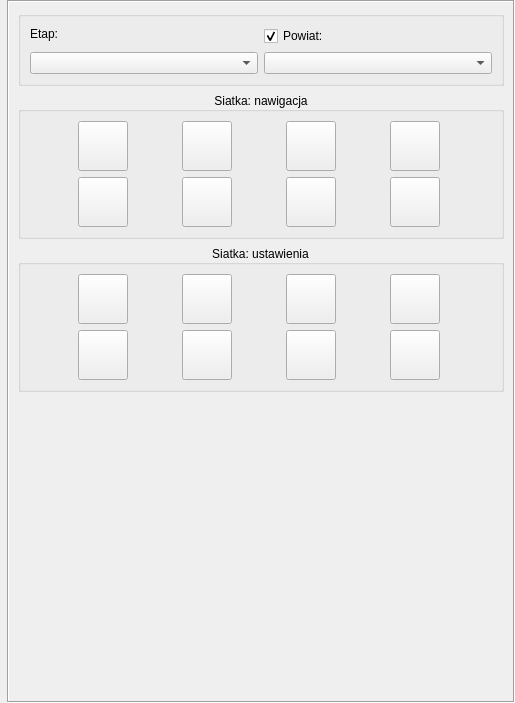
This is moek_editor_dockwidget_base.ui in dszrek/moek_editor as Qt 5 draws it before an edit. The edited form follows.
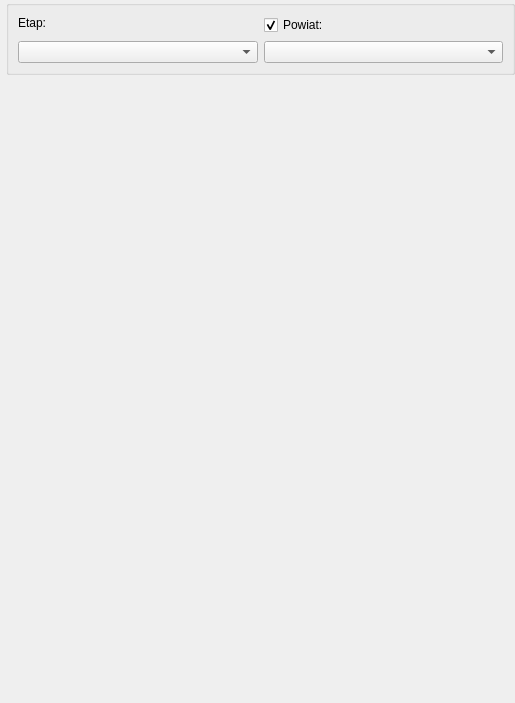
This is the edited form.

Commit message: Zmodyfikowano .ui pod nowy system paneli

The edit to the form file:
```diff
--- a/moek_editor_dockwidget_base.ui
+++ b/moek_editor_dockwidget_base.ui
@@ -38,8 +38,11 @@
     <bool>true</bool>
    </property>
    <layout class="QVBoxLayout" name="verticalLayout_2">
+    <property name="spacing">
+     <number>0</number>
+    </property>
     <property name="leftMargin">
-     <number>7</number>
+     <number>0</number>
     </property>
     <property name="topMargin">
      <number>0</number>
@@ -62,10 +65,10 @@
        <string notr="true"/>
       </property>
       <property name="frameShape">
-       <enum>QFrame::Box</enum>
+       <enum>QFrame::NoFrame</enum>
       </property>
       <property name="frameShadow">
-       <enum>QFrame::Sunken</enum>
+       <enum>QFrame::Plain</enum>
       </property>
       <property name="verticalScrollBarPolicy">
        <enum>Qt::ScrollBarAsNeeded</enum>
@@ -87,11 +90,26 @@
         <rect>
          <x>0</x>
          <y>0</y>
-         <width>504</width>
-         <height>677</height>
+         <width>515</width>
+         <height>679</height>
         </rect>
        </property>
        <layout class="QVBoxLayout" name="verticalLayout">
+        <property name="spacing">
+         <number>0</number>
+        </property>
+        <property name="leftMargin">
+         <number>6</number>
+        </property>
+        <property name="topMargin">
+         <number>0</number>
+        </property>
+        <property name="rightMargin">
+         <number>0</number>
+        </property>
+        <property name="bottomMargin">
+         <number>0</number>
+        </property>
         <item>
          <widget class="QGroupBox" name="tpBox">
           <property name="title">
@@ -171,645 +189,23 @@
           </layout>
          </widget>
         </item>
-        <item>
-         <widget class="QGroupBox" name="gb_vn">
-          <property name="enabled">
-           <bool>true</bool>
-          </property>
-          <property name="autoFillBackground">
-           <bool>true</bool>
-          </property>
-          <property name="title">
-           <string>Siatka: nawigacja</string>
-          </property>
-          <property name="alignment">
-           <set>Qt::AlignCenter</set>
-          </property>
-          <property name="flat">
-           <bool>false</bool>
-          </property>
-          <property name="checkable">
-           <bool>false</bool>
-          </property>
-          <layout class="QGridLayout" name="gridLayout">
-           <item row="0" column="1">
-            <widget class="QPushButton" name="btn_vn_zoom">
-             <property name="sizePolicy">
-              <sizepolicy hsizetype="Fixed" vsizetype="Fixed">
-               <horstretch>0</horstretch>
-               <verstretch>0</verstretch>
-              </sizepolicy>
-             </property>
-             <property name="minimumSize">
-              <size>
-               <width>50</width>
-               <height>50</height>
-              </size>
-             </property>
-             <property name="focusPolicy">
-              <enum>Qt::NoFocus</enum>
-             </property>
-             <property name="toolTip">
-              <string>wybierz pole</string>
-             </property>
-             <property name="text">
-              <string/>
-             </property>
-             <property name="iconSize">
-              <size>
-               <width>40</width>
-               <height>40</height>
-              </size>
-             </property>
-             <property name="checkable">
-              <bool>false</bool>
-             </property>
-             <property name="flat">
-              <bool>false</bool>
-             </property>
-            </widget>
-           </item>
-           <item row="0" column="2">
-            <widget class="QPushButton" name="btn_vn_done">
-             <property name="sizePolicy">
-              <sizepolicy hsizetype="Fixed" vsizetype="Fixed">
-               <horstretch>0</horstretch>
-               <verstretch>0</verstretch>
-              </sizepolicy>
-             </property>
-             <property name="minimumSize">
-              <size>
-               <width>50</width>
-               <height>50</height>
-              </size>
-             </property>
-             <property name="focusPolicy">
-              <enum>Qt::NoFocus</enum>
-             </property>
-             <property name="toolTip">
-              <string>wybierz pole</string>
-             </property>
-             <property name="text">
-              <string/>
-             </property>
-             <property name="iconSize">
-              <size>
-               <width>40</width>
-               <height>40</height>
-              </size>
-             </property>
-             <property name="checkable">
-              <bool>false</bool>
-             </property>
-             <property name="flat">
-              <bool>false</bool>
-             </property>
-            </widget>
-           </item>
-           <item row="0" column="3">
-            <widget class="QPushButton" name="btn_vn_doneF">
-             <property name="sizePolicy">
-              <sizepolicy hsizetype="Fixed" vsizetype="Fixed">
-               <horstretch>0</horstretch>
-               <verstretch>0</verstretch>
-              </sizepolicy>
-             </property>
-             <property name="minimumSize">
-              <size>
-               <width>50</width>
-               <height>50</height>
-              </size>
-             </property>
-             <property name="focusPolicy">
-              <enum>Qt::NoFocus</enum>
-             </property>
-             <property name="toolTip">
-              <string>wybierz pole</string>
-             </property>
-             <property name="text">
-              <string/>
-             </property>
-             <property name="iconSize">
-              <size>
-               <width>40</width>
-               <height>40</height>
-              </size>
-             </property>
-             <property name="checkable">
-              <bool>false</bool>
-             </property>
-             <property name="flat">
-              <bool>false</bool>
-             </property>
-            </widget>
-           </item>
-           <item row="1" column="0">
-            <widget class="QPushButton" name="btn_q2ge">
-             <property name="sizePolicy">
-              <sizepolicy hsizetype="Fixed" vsizetype="Fixed">
-               <horstretch>0</horstretch>
-               <verstretch>0</verstretch>
-              </sizepolicy>
-             </property>
-             <property name="minimumSize">
-              <size>
-               <width>50</width>
-               <height>50</height>
-              </size>
-             </property>
-             <property name="focusPolicy">
-              <enum>Qt::NoFocus</enum>
-             </property>
-             <property name="toolTip">
-              <string>wybierz pole</string>
-             </property>
-             <property name="text">
-              <string/>
-             </property>
-             <property name="iconSize">
-              <size>
-               <width>40</width>
-               <height>40</height>
-              </size>
-             </property>
-             <property name="checkable">
-              <bool>false</bool>
-             </property>
-             <property name="flat">
-              <bool>false</bool>
-             </property>
-            </widget>
-           </item>
-           <item row="1" column="1">
-            <widget class="QPushButton" name="btn_ge2q">
-             <property name="sizePolicy">
-              <sizepolicy hsizetype="Fixed" vsizetype="Fixed">
-               <horstretch>0</horstretch>
-               <verstretch>0</verstretch>
-              </sizepolicy>
-             </property>
-             <property name="minimumSize">
-              <size>
-               <width>50</width>
-               <height>50</height>
-              </size>
-             </property>
-             <property name="focusPolicy">
-              <enum>Qt::NoFocus</enum>
-             </property>
-             <property name="toolTip">
-              <string>wybierz pole</string>
-             </property>
-             <property name="text">
-              <string/>
-             </property>
-             <property name="iconSize">
-              <size>
-               <width>40</width>
-               <height>40</height>
-              </size>
-             </property>
-             <property name="checkable">
-              <bool>false</bool>
-             </property>
-            </widget>
-           </item>
-           <item row="1" column="2">
-            <widget class="QPushButton" name="btn_prev">
-             <property name="sizePolicy">
-              <sizepolicy hsizetype="Fixed" vsizetype="Fixed">
-               <horstretch>0</horstretch>
-               <verstretch>0</verstretch>
-              </sizepolicy>
-             </property>
-             <property name="minimumSize">
-              <size>
-               <width>50</width>
-               <height>50</height>
-              </size>
-             </property>
-             <property name="focusPolicy">
-              <enum>Qt::NoFocus</enum>
-             </property>
-             <property name="toolTip">
-              <string>wybierz pole</string>
-             </property>
-             <property name="text">
-              <string/>
-             </property>
-             <property name="iconSize">
-              <size>
-               <width>40</width>
-               <height>40</height>
-              </size>
-             </property>
-             <property name="checkable">
-              <bool>false</bool>
-             </property>
-            </widget>
-           </item>
-           <item row="1" column="3">
-            <widget class="QPushButton" name="btn_next">
-             <property name="sizePolicy">
-              <sizepolicy hsizetype="Fixed" vsizetype="Fixed">
-               <horstretch>0</horstretch>
-               <verstretch>0</verstretch>
-              </sizepolicy>
-             </property>
-             <property name="minimumSize">
-              <size>
-               <width>50</width>
-               <height>50</height>
-              </size>
-             </property>
-             <property name="focusPolicy">
-              <enum>Qt::NoFocus</enum>
-             </property>
-             <property name="toolTip">
-              <string>wybierz pole</string>
-             </property>
-             <property name="text">
-              <string/>
-             </property>
-             <property name="iconSize">
-              <size>
-               <width>40</width>
-               <height>40</height>
-              </size>
-             </property>
-             <property name="checkable">
-              <bool>false</bool>
-             </property>
-            </widget>
-           </item>
-           <item row="0" column="0">
-            <widget class="QToolButton" name="btn_vn_sel">
-             <property name="sizePolicy">
-              <sizepolicy hsizetype="Fixed" vsizetype="Fixed">
-               <horstretch>0</horstretch>
-               <verstretch>0</verstretch>
-              </sizepolicy>
-             </property>
-             <property name="minimumSize">
-              <size>
-               <width>50</width>
-               <height>50</height>
-              </size>
-             </property>
-             <property name="focusPolicy">
-              <enum>Qt::NoFocus</enum>
-             </property>
-             <property name="toolTip">
-              <string/>
-             </property>
-             <property name="text">
-              <string/>
-             </property>
-             <property name="iconSize">
-              <size>
-               <width>40</width>
-               <height>40</height>
-              </size>
-             </property>
-             <property name="checkable">
-              <bool>true</bool>
-             </property>
-             <property name="toolButtonStyle">
-              <enum>Qt::ToolButtonIconOnly</enum>
-             </property>
-             <property name="autoRaise">
-              <bool>false</bool>
-             </property>
-            </widget>
-           </item>
-          </layout>
-         </widget>
-        </item>
-        <item>
-         <widget class="QGroupBox" name="gb_vn_2">
-          <property name="autoFillBackground">
-           <bool>true</bool>
-          </property>
-          <property name="title">
-           <string>Siatka: ustawienia</string>
-          </property>
-          <property name="alignment">
-           <set>Qt::AlignCenter</set>
-          </property>
-          <property name="flat">
-           <bool>false</bool>
-          </property>
-          <layout class="QGridLayout" name="gridLayout_2">
-           <item row="0" column="0">
-            <widget class="QPushButton" name="btn_vn_setup">
-             <property name="sizePolicy">
-              <sizepolicy hsizetype="Fixed" vsizetype="Fixed">
-               <horstretch>0</horstretch>
-               <verstretch>0</verstretch>
-              </sizepolicy>
-             </property>
-             <property name="minimumSize">
-              <size>
-               <width>50</width>
-               <height>50</height>
-              </size>
-             </property>
-             <property name="focusPolicy">
-              <enum>Qt::NoFocus</enum>
-             </property>
-             <property name="toolTip">
-              <string/>
-             </property>
-             <property name="text">
-              <string/>
-             </property>
-             <property name="iconSize">
-              <size>
-               <width>40</width>
-               <height>40</height>
-              </size>
-             </property>
-             <property name="checkable">
-              <bool>true</bool>
-             </property>
-             <property name="flat">
-              <bool>false</bool>
-             </property>
-            </widget>
-           </item>
-           <item row="0" column="1">
-            <widget class="QPushButton" name="btn_vn_pow_sel">
-             <property name="sizePolicy">
-              <sizepolicy hsizetype="Fixed" vsizetype="Fixed">
-               <horstretch>0</horstretch>
-               <verstretch>0</verstretch>
-              </sizepolicy>
-             </property>
-             <property name="minimumSize">
-              <size>
-               <width>50</width>
-               <height>50</height>
-              </size>
-             </property>
-             <property name="focusPolicy">
-              <enum>Qt::NoFocus</enum>
-             </property>
-             <property name="toolTip">
-              <string>wybierz pole</string>
-             </property>
-             <property name="text">
-              <string/>
-             </property>
-             <property name="iconSize">
-              <size>
-               <width>40</width>
-               <height>40</height>
-              </size>
-             </property>
-             <property name="checkable">
-              <bool>true</bool>
-             </property>
-             <property name="flat">
-              <bool>false</bool>
-             </property>
-            </widget>
-           </item>
-           <item row="0" column="2">
-            <widget class="QPushButton" name="btn_vn_polysel">
-             <property name="sizePolicy">
-              <sizepolicy hsizetype="Fixed" vsizetype="Fixed">
-               <horstretch>0</horstretch>
-               <verstretch>0</verstretch>
-              </sizepolicy>
-             </property>
-             <property name="minimumSize">
-              <size>
-               <width>50</width>
-               <height>50</height>
-              </size>
-             </property>
-             <property name="focusPolicy">
-              <enum>Qt::NoFocus</enum>
-             </property>
-             <property name="toolTip">
-              <string>wybierz pole</string>
-             </property>
-             <property name="text">
-              <string/>
-             </property>
-             <property name="iconSize">
-              <size>
-               <width>40</width>
-               <height>40</height>
-              </size>
-             </property>
-             <property name="checkable">
-              <bool>false</bool>
-             </property>
-             <property name="flat">
-              <bool>false</bool>
-             </property>
-            </widget>
-           </item>
-           <item row="0" column="3">
-            <widget class="QPushButton" name="btn_vn_unsel">
-             <property name="sizePolicy">
-              <sizepolicy hsizetype="Fixed" vsizetype="Fixed">
-               <horstretch>0</horstretch>
-               <verstretch>0</verstretch>
-              </sizepolicy>
-             </property>
-             <property name="minimumSize">
-              <size>
-               <width>50</width>
-               <height>50</height>
-              </size>
-             </property>
-             <property name="focusPolicy">
-              <enum>Qt::NoFocus</enum>
-             </property>
-             <property name="toolTip">
-              <string>wybierz pole</string>
-             </property>
-             <property name="text">
-              <string/>
-             </property>
-             <property name="iconSize">
-              <size>
-               <width>40</width>
-               <height>40</height>
-              </size>
-             </property>
-             <property name="checkable">
-              <bool>false</bool>
-             </property>
-             <property name="flat">
-              <bool>false</bool>
-             </property>
-            </widget>
-           </item>
-           <item row="1" column="0">
-            <widget class="QPushButton" name="btn_vn_add">
-             <property name="sizePolicy">
-              <sizepolicy hsizetype="Fixed" vsizetype="Fixed">
-               <horstretch>0</horstretch>
-               <verstretch>0</verstretch>
-              </sizepolicy>
-             </property>
-             <property name="minimumSize">
-              <size>
-               <width>50</width>
-               <height>50</height>
-              </size>
-             </property>
-             <property name="focusPolicy">
-              <enum>Qt::NoFocus</enum>
-             </property>
-             <property name="toolTip">
-              <string>wybierz pole</string>
-             </property>
-             <property name="text">
-              <string/>
-             </property>
-             <property name="iconSize">
-              <size>
-               <width>40</width>
-               <height>40</height>
-              </size>
-             </property>
-             <property name="checkable">
-              <bool>false</bool>
-             </property>
-             <property name="flat">
-              <bool>false</bool>
-             </property>
-            </widget>
-           </item>
-           <item row="1" column="1">
-            <widget class="QPushButton" name="btn_vn_sub">
-             <property name="sizePolicy">
-              <sizepolicy hsizetype="Fixed" vsizetype="Fixed">
-               <horstretch>0</horstretch>
-               <verstretch>0</verstretch>
-              </sizepolicy>
-             </property>
-             <property name="minimumSize">
-              <size>
-               <width>50</width>
-               <height>50</height>
-              </size>
-             </property>
-             <property name="focusPolicy">
-              <enum>Qt::NoFocus</enum>
-             </property>
-             <property name="toolTip">
-              <string>wybierz pole</string>
-             </property>
-             <property name="text">
-              <string/>
-             </property>
-             <property name="iconSize">
-              <size>
-               <width>40</width>
-               <height>40</height>
-              </size>
-             </property>
-             <property name="checkable">
-              <bool>false</bool>
-             </property>
-             <property name="flat">
-              <bool>false</bool>
-             </property>
-            </widget>
-           </item>
-           <item row="1" column="2">
-            <widget class="QPushButton" name="btn_prev_2">
-             <property name="sizePolicy">
-              <sizepolicy hsizetype="Fixed" vsizetype="Fixed">
-               <horstretch>0</horstretch>
-               <verstretch>0</verstretch>
-              </sizepolicy>
-             </property>
-             <property name="minimumSize">
-              <size>
-               <width>50</width>
-               <height>50</height>
-              </size>
-             </property>
-             <property name="focusPolicy">
-              <enum>Qt::NoFocus</enum>
-             </property>
-             <property name="toolTip">
-              <string>wybierz pole</string>
-             </property>
-             <property name="text">
-              <string/>
-             </property>
-             <property name="iconSize">
-              <size>
-               <width>40</width>
-               <height>40</height>
-              </size>
-             </property>
-             <property name="checkable">
-              <bool>false</bool>
-             </property>
-            </widget>
-           </item>
-           <item row="1" column="3">
-            <widget class="QPushButton" name="btn_next_2">
-             <property name="sizePolicy">
-              <sizepolicy hsizetype="Fixed" vsizetype="Fixed">
-               <horstretch>0</horstretch>
-               <verstretch>0</verstretch>
-              </sizepolicy>
-             </property>
-             <property name="minimumSize">
-              <size>
-               <width>50</width>
-               <height>50</height>
-              </size>
-             </property>
-             <property name="focusPolicy">
-              <enum>Qt::NoFocus</enum>
-             </property>
-             <property name="toolTip">
-              <string>wybierz pole</string>
-             </property>
-             <property name="text">
-              <string/>
-             </property>
-             <property name="iconSize">
-              <size>
-               <width>40</width>
-               <height>40</height>
-              </size>
-             </property>
-             <property name="checkable">
-              <bool>false</bool>
-             </property>
-            </widget>
-           </item>
-          </layout>
-         </widget>
-        </item>
         <item>
          <widget class="QFrame" name="frm_main">
           <layout class="QVBoxLayout" name="vl_main">
            <property name="spacing">
-            <number>0</number>
+            <number>6</number>
            </property>
            <property name="leftMargin">
-            <number>0</number>
+            <number>6</number>
            </property>
            <property name="topMargin">
-            <number>0</number>
+            <number>6</number>
            </property>
            <property name="rightMargin">
-            <number>0</number>
+            <number>6</number>
            </property>
            <property name="bottomMargin">
-            <number>0</number>
+            <number>6</number>
            </property>
           </layout>
          </widget>
```
